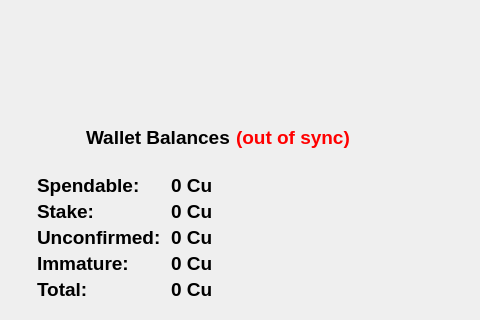
The window that src/qt/forms/overviewpage.ui (nerdlabs001-dev/coppercoin2020) describes before a commit, drawn with Qt 5; both pictures show x 0 to 480 and y 0 to 320 of the 1114 by 509 pixel window.
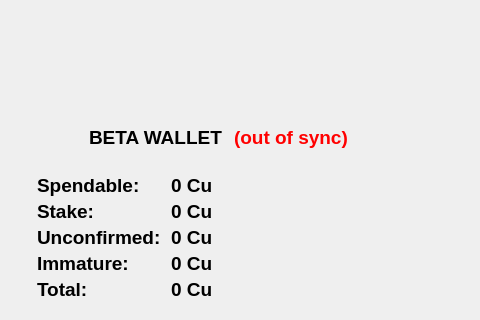
The same window after the commit. Icons and pictures are not drawn.

```diff
--- a/src/qt/forms/overviewpage.ui
+++ b/src/qt/forms/overviewpage.ui
@@ -28,9 +28,6 @@
    </property>
    <item row="0" column="0">
     <widget class="QFrame" name="frame_4">
-     <property name="styleSheet">
-      <string notr="true">background-image:url(:/images/res/images/background.png);</string>
-     </property>
      <property name="frameShape">
       <enum>QFrame::NoFrame</enum>
      </property>
@@ -2735,7 +2732,7 @@
                  <string notr="true"> background: transparent; </string>
                 </property>
                 <property name="text">
-                 <string>&lt;html&gt;&lt;head/&gt;&lt;body&gt;&lt;p&gt;&lt;span style=&quot; font-weight:600; color:#000000;&quot;&gt;Wallet Balances&lt;/span&gt;&lt;/p&gt;&lt;/body&gt;&lt;/html&gt;</string>
+                 <string>&lt;html&gt;&lt;head/&gt;&lt;body&gt;&lt;p&gt;&lt;span style=&quot; font-weight:600; color:#000000;&quot;&gt;BETA WALLET &lt;/span&gt;&lt;/p&gt;&lt;/body&gt;&lt;/html&gt;</string>
                 </property>
                </widget>
               </item>
```
Left out of the diff: 28 changed lines with no effect on the pictures.
